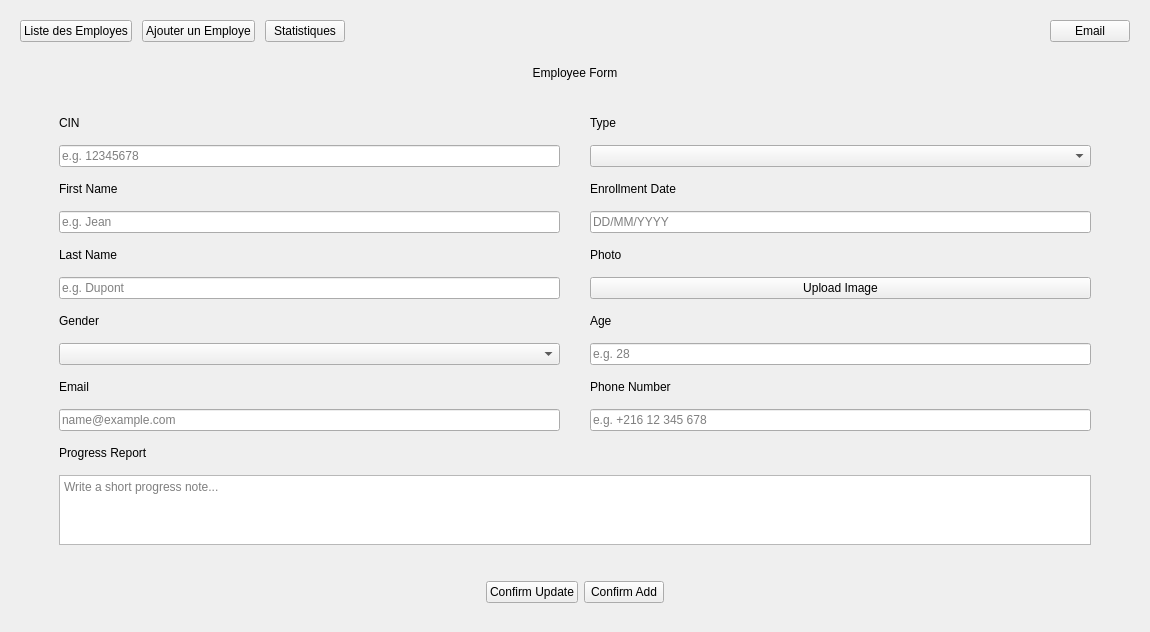
This is employepages.ui in Eyatallah-14/waste-collection-and-recycling as Qt 5 draws it before an edit. The edited form follows.
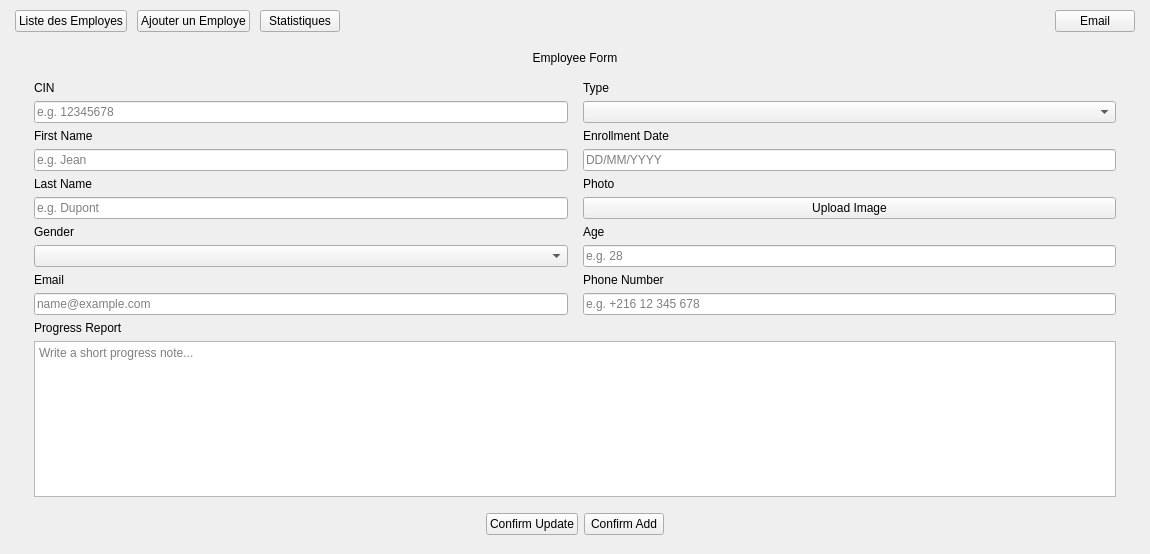
This is the edited form. The open tabs and pages were chosen to show the change.

The edit to the form file:
```diff
--- a/employepages.ui
+++ b/employepages.ui
@@ -12,19 +12,19 @@
   </property>
   <layout class="QVBoxLayout" name="mainLayout">
    <property name="spacing">
-    <number>15</number>
+    <number>10</number>
    </property>
    <property name="leftMargin">
-    <number>20</number>
+    <number>15</number>
    </property>
    <property name="topMargin">
-    <number>20</number>
+    <number>10</number>
    </property>
    <property name="rightMargin">
-    <number>20</number>
+    <number>15</number>
    </property>
    <property name="bottomMargin">
-    <number>20</number>
+    <number>10</number>
    </property>
    <item>
     <layout class="QHBoxLayout" name="topBarLayout">
@@ -207,22 +207,22 @@
        <item>
         <layout class="QGridLayout" name="formGrid">
          <property name="leftMargin">
-          <number>30</number>
+          <number>10</number>
          </property>
          <property name="topMargin">
-          <number>30</number>
+          <number>10</number>
          </property>
          <property name="rightMargin">
-          <number>30</number>
+          <number>10</number>
          </property>
          <property name="bottomMargin">
-          <number>30</number>
+          <number>10</number>
          </property>
          <property name="horizontalSpacing">
-          <number>30</number>
+          <number>15</number>
          </property>
          <property name="verticalSpacing">
-          <number>15</number>
+          <number>6</number>
          </property>
                  <item row="0" column="0">
                     <widget class="QLabel" name="lblCin">
```
